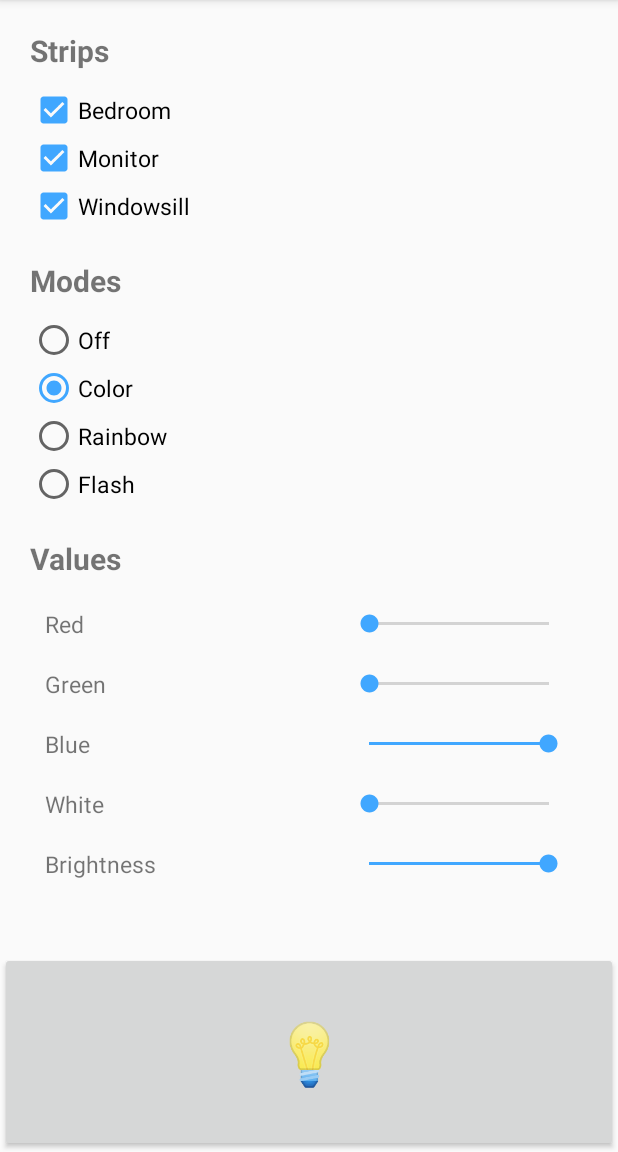
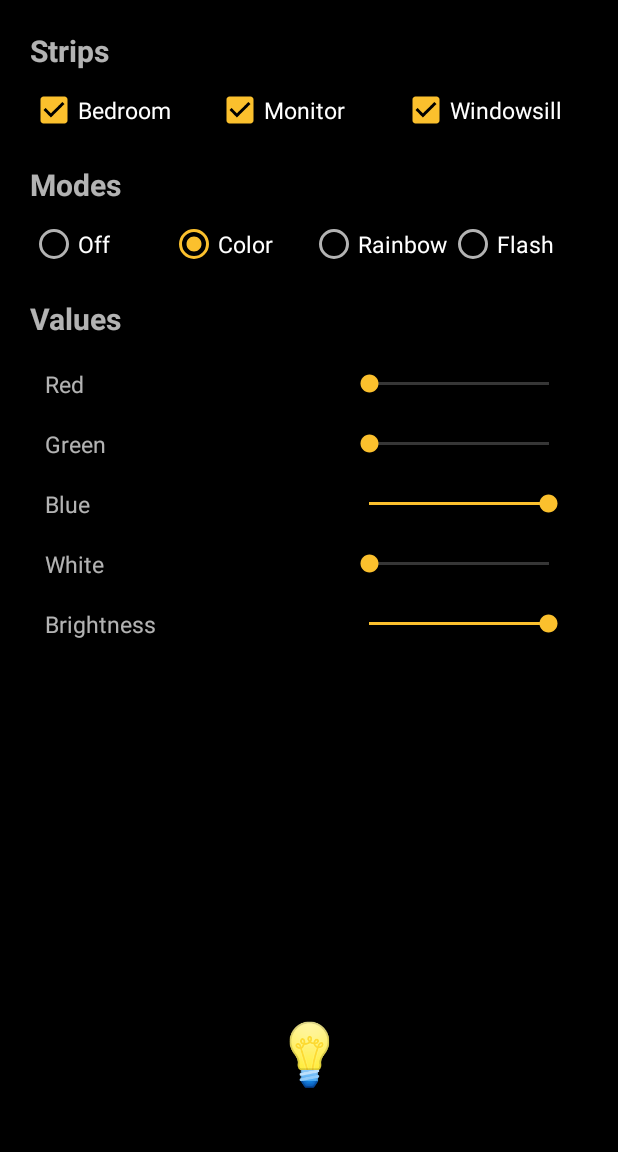
Before and after one commit to nvllsvm/aufseher-android, an Android app: the screen it shows after launch (MainActivity), on a phone screen of 412 x 824 dp, the part 84-1236 px from its top. Run offline under Robolectric (Android 15) with nearby library versions, the phone set to English and light mode, and no system bars.

Commit message:
Layout updates

```diff
--- a/app/src/main/res/layout/activity_main.xml
+++ b/app/src/main/res/layout/activity_main.xml
@@ -22,31 +22,50 @@
             android:layout_height="wrap_content"
             android:padding="@dimen/layout_padding">
 
+            <LinearLayout
+                android:id="@+id/strip_layout"
+                android:orientation="vertical"
+                android:layout_width="match_parent"
+                android:layout_height="wrap_content">
                 <TextView
                   android:textStyle="bold"
-              android:layout_width="wrap_content"
+                  android:layout_width="match_parent"
                   android:layout_height="wrap_content"
                   android:layout_centerHorizontal="true"
                   android:layout_centerVertical="true"
                   android:textSize="@dimen/section_title_text_size"
                   android:paddingBottom="@dimen/section_title_padding_bottom"
-              android:text="Strips"/>
+                  android:text="@string/strips_title"/>
+                <LinearLayout
+                    android:gravity="center"
+                    android:layout_width="fill_parent"
+                    android:layout_height="wrap_content">
                     <CheckBox android:id="@+id/checkbox_bedroom"
                         android:textSize="@dimen/default_text_size"
-                android:layout_width="wrap_content"
+                        android:layout_width="0dp"
+                        android:layout_weight="1"
                         android:layout_height="wrap_content"
-                android:text="Bedroom"/>
+                        android:text="@string/bedroom_name"/>
                     <CheckBox android:id="@+id/checkbox_monitor"
                         android:textSize="@dimen/default_text_size"
-                android:layout_width="wrap_content"
+                        android:layout_width="0dp"
+                        android:layout_weight="1"
                         android:layout_height="wrap_content"
-                android:text="Monitor"/>
+                        android:text="@string/monitor_name"/>
                     <CheckBox android:id="@+id/checkbox_windowsill"
                         android:textSize="@dimen/default_text_size"
-                android:layout_width="wrap_content"
+                        android:layout_width="0dp"
+                        android:layout_weight="1"
                         android:layout_height="wrap_content"
-                android:text="Windowsill"/>
+                        android:text="@string/windowsill_name"/>
+                </LinearLayout>
+            </LinearLayout>
 
+            <LinearLayout
+                android:id="@+id/mode_layout"
+                android:orientation="vertical"
+                android:layout_width="match_parent"
+                android:layout_height="wrap_content">
                 <TextView
                   android:textStyle="bold"
                   android:layout_width="wrap_content"
@@ -56,38 +75,48 @@
                   android:textSize="@dimen/section_title_text_size"
                   android:paddingTop="@dimen/section_title_padding_top"
                   android:paddingBottom="@dimen/section_title_padding_bottom"
-              android:text="Modes"/>
+                  android:text="@string/modes_title"/>
                 <RadioGroup
                     android:id="@+id/radiogroup"
                     android:layout_width="fill_parent"
                     android:layout_height="wrap_content"
-                android:orientation="vertical">
+                    android:orientation="horizontal">
                     <RadioButton android:id="@+id/radio_off"
                         android:textSize="@dimen/default_text_size"
-                    android:layout_width="wrap_content"
+                        android:layout_width="match_parent"
+                        android:layout_weight="1"
                         android:layout_height="wrap_content"
                         android:onClick="onRadioButtonClicked"
-                    android:text="Off"/>
+                        android:text="@string/off_mode"/>
                     <RadioButton android:id="@+id/radio_color"
                         android:textSize="@dimen/default_text_size"
-                    android:layout_width="wrap_content"
+                        android:layout_width="match_parent"
+                        android:layout_weight="1"
                         android:layout_height="wrap_content"
                         android:onClick="onRadioButtonClicked"
-                    android:text="Color"/>
+                        android:text="@string/color_mode"/>
                     <RadioButton android:id="@+id/radio_rainbow"
                         android:textSize="@dimen/default_text_size"
-                    android:layout_width="wrap_content"
+                        android:layout_width="match_parent"
+                        android:layout_weight="1"
                         android:layout_height="wrap_content"
                         android:onClick="onRadioButtonClicked"
-                    android:text="Rainbow"/>
+                        android:text="@string/rainbow_mode"/>
                     <RadioButton android:id="@+id/radio_flash"
                         android:textSize="@dimen/default_text_size"
-                    android:layout_width="wrap_content"
+                        android:layout_width="match_parent"
+                        android:layout_weight="1"
                         android:layout_height="wrap_content"
                         android:onClick="onRadioButtonClicked"
-                    android:text="Flash"/>
+                        android:text="@string/flash_mode"/>
                 </RadioGroup>
+            </LinearLayout>
 
+            <LinearLayout
+                android:id="@+id/value_layout"
+                android:orientation="vertical"
+                android:layout_width="match_parent"
+                android:layout_height="wrap_content">
                 <TextView
                   android:id="@+id/values"
                   android:textStyle="bold"
@@ -98,7 +127,7 @@
                   android:textSize="@dimen/section_title_text_size"
                   android:paddingTop="@dimen/section_title_padding_top"
                   android:paddingBottom="@dimen/section_title_padding_bottom"
-              android:text="Values"/>
+                  android:text="@string/values_title"/>
                 <LinearLayout
                     android:id="@+id/value_red"
                     android:orientation="horizontal"
@@ -111,7 +140,7 @@
                       android:layout_height="match_parent"
                       android:layout_width="@dimen/seekbar_width_text"
                       android:gravity="center_vertical"
-                  android:text="Red"/>
+                      android:text="@string/red_value"/>
                     <SeekBar
                         android:id="@+id/seekbar_red"
                         android:max="255"
@@ -130,7 +159,7 @@
                       android:layout_width="@dimen/seekbar_width_text"
                       android:layout_height="match_parent"
                       android:gravity="center_vertical"
-                  android:text="Green"/>
+                      android:text="@string/green_value"/>
                     <SeekBar
                         android:id="@+id/seekbar_green"
                         android:max="255"
@@ -149,7 +178,7 @@
                       android:layout_width="@dimen/seekbar_width_text"
                       android:layout_height="match_parent"
                       android:gravity="center_vertical"
-                  android:text="Blue"/>
+                      android:text="@string/blue_value"/>
                     <SeekBar
                         android:id="@+id/seekbar_blue"
                         android:max="255"
@@ -168,7 +197,7 @@
                       android:layout_width="@dimen/seekbar_width_text"
                       android:layout_height="match_parent"
                       android:gravity="center_vertical"
-                  android:text="White"/>
+                      android:text="@string/white_value"/>
                     <SeekBar
                         android:id="@+id/seekbar_white"
                         android:max="255"
@@ -187,7 +216,7 @@
                       android:layout_width="@dimen/seekbar_width_text"
                       android:layout_height="match_parent"
                       android:gravity="center_vertical"
-                  android:text="Brightness"/>
+                      android:text="@string/brightness_value"/>
                     <SeekBar
                         android:id="@+id/seekbar_brightness"
                         android:max="255"
@@ -206,12 +235,13 @@
                       android:layout_width="@dimen/seekbar_width_text"
                       android:layout_height="match_parent"
                       android:gravity="center_vertical"
-                  android:text="Interval"/>
+                      android:text="@string/interval_value"/>
                     <SeekBar
                         android:max="255"
                         android:id="@+id/seekbar_interval"
                         android:layout_width="match_parent"
                         android:layout_height="match_parent" />
+                </LinearLayout>
             </LinearLayout>
         </LinearLayout>
     </ScrollView>
@@ -225,5 +255,6 @@
         app:layout_constraintBottom_toBottomOf="parent"
         app:layout_constraintTop_toBottomOf="@+id/scroll_view"
         android:textSize="40sp"
+        android:background="?android:selectableItemBackground"
         android:text="@string/button_request"/>
 </android.support.constraint.ConstraintLayout>
--- a/app/src/main/res/values/colors.xml
+++ b/app/src/main/res/values/colors.xml
@@ -2,5 +2,5 @@
 <resources>
     <color name="colorPrimary">#000000</color>
     <color name="colorPrimaryDark">#000000</color>
-    <color name="colorAccent">#40A7FF</color>
+    <color name="colorAccent">#fbc02d</color>
 </resources>
--- a/app/src/main/res/values/strings.xml
+++ b/app/src/main/res/values/strings.xml
@@ -1,5 +1,25 @@
 <resources>
     <string name="app_name">Aufseher</string>
 
+    <string name="modes_title">Modes</string>
+    <string name="strips_title">Strips</string>
+    <string name="values_title">Values</string>
+
     <string name="button_request">💡</string>
+
+    <string name="bedroom_name">Bedroom</string>
+    <string name="windowsill_name">Windowsill</string>
+    <string name="monitor_name">Monitor</string>
+
+    <string name="red_value">Red</string>
+    <string name="blue_value">Blue</string>
+    <string name="green_value">Green</string>
+    <string name="white_value">White</string>
+    <string name="interval_value">Interval</string>
+    <string name="brightness_value">Brightness</string>
+
+    <string name="off_mode">Off</string>
+    <string name="color_mode">Color</string>
+    <string name="rainbow_mode">Rainbow</string>
+    <string name="flash_mode">Flash</string>
 </resources>
--- a/app/src/main/res/values/styles.xml
+++ b/app/src/main/res/values/styles.xml
@@ -1,11 +1,12 @@
 <resources>
 
     <!-- Base application theme. -->
-    <style name="AppTheme" parent="Theme.AppCompat.Light.DarkActionBar">
+    <style name="AppTheme" parent="Theme.AppCompat">
         <!-- Customize your theme here. -->
         <item name="colorPrimary">@color/colorPrimary</item>
         <item name="colorPrimaryDark">@color/colorPrimaryDark</item>
         <item name="colorAccent">@color/colorAccent</item>
+        <item name="android:windowBackground">@color/colorPrimary</item>
     </style>
 
 </resources>
```
Lines whose indentation alone changed are shown as unchanged.
